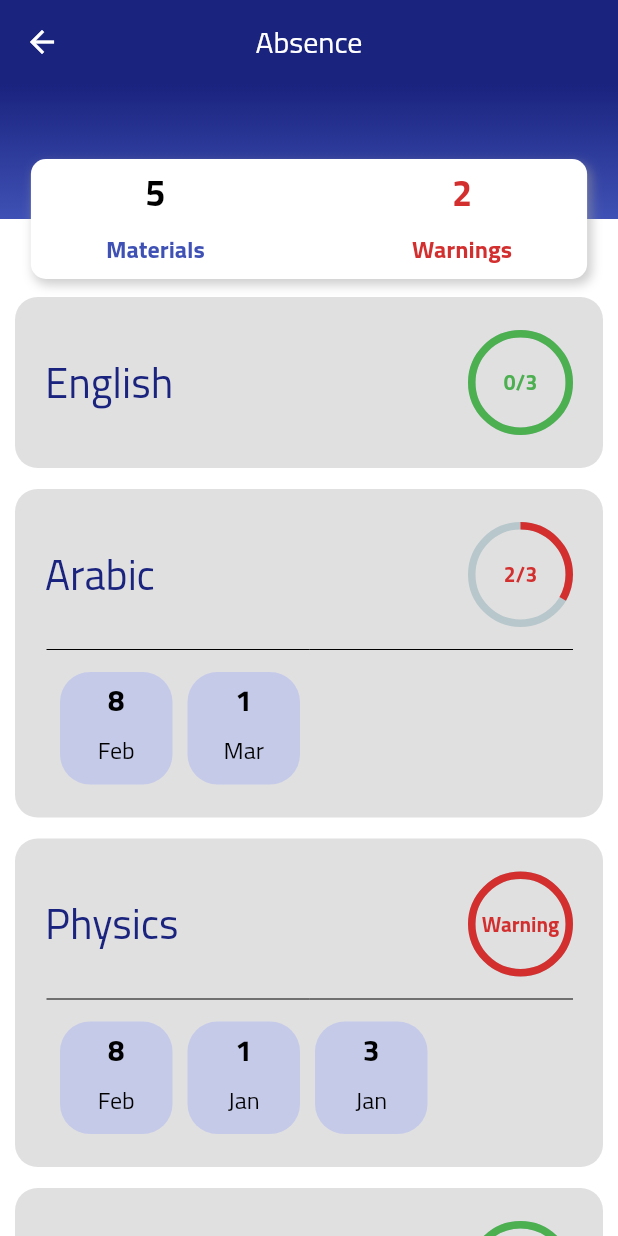
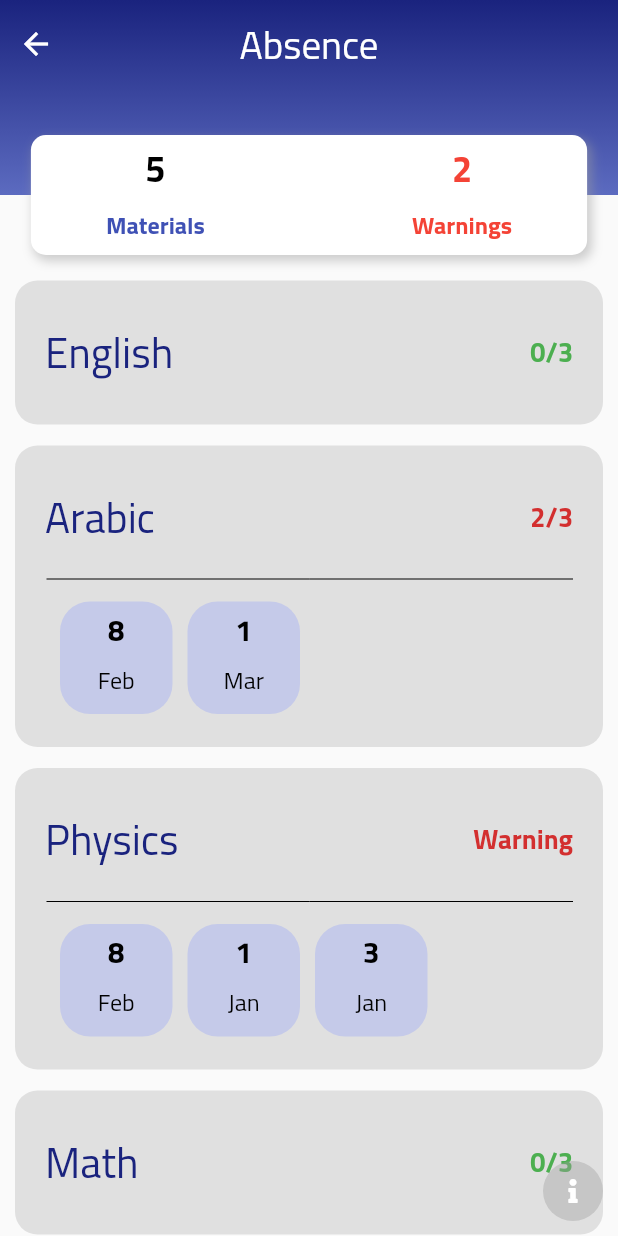
Before and after one commit to AbdrahumanFikry/centers, a Flutter app: the AbsenceScreen screen opened directly, on a phone screen of 412 x 824 dp. Run offline on Flutter 3.47's test engine with Material 2 defaults, Android fonts, the phone set to English and light mode, and no system bars; drawn by our look-alikes of percent_indicator; our stand-ins replace carousel_slider, fl_chart, flutter_screenutil, flutter_staggered_animations, font_awesome_flutter.

```diff
--- a/lib/src/student/component/absenceScreen/absenceCell.dart
+++ b/lib/src/student/component/absenceScreen/absenceCell.dart
@@ -2,7 +2,6 @@ import 'package:centers/src/models/absenceDay.dart';
 import 'package:centers/src/student/component/absenceScreen/absenceDays.dart';
 import 'package:flutter/cupertino.dart';
 import 'package:flutter/material.dart';
-import 'package:percent_indicator/circular_percent_indicator.dart';
 import 'package:provider/provider.dart';
 
 class AbsenceCell extends StatelessWidget {
@@ -40,15 +39,16 @@ class AbsenceCell extends StatelessWidget {
                 ),
               ),
               Spacer(),
-              CircularPercentIndicator(
-                animation: true,
-                animationDuration: 2,
-                radius: 70.0,
-                lineWidth: 5.0,
-                percent: cellData.daysAbsence >= 3 || cellData.daysAbsence == 0
-                    ? 1.0
-                    : 1.0 - (cellData.daysAbsence / 3),
-                center: Text(
+//              CircularPercentIndicator(
+//                animation: true,
+//                animationDuration: 2,
+//                radius: 70.0,
+//                lineWidth: 5.0,
+//                percent: cellData.daysAbsence >= 3 || cellData.daysAbsence == 0
+//                    ? 1.0
+//                    : 1.0 - (cellData.daysAbsence / 3),
+//                center:
+              Text(
                 cellData.daysAbsence > 2
                     ? 'Warning'
                     : '${cellData.daysAbsence}/3',
@@ -58,12 +58,13 @@ class AbsenceCell extends StatelessWidget {
                       : Colors.green,
                   fontFamily: 'Cairo',
                   fontWeight: FontWeight.bold,
+                  fontSize: 18.0,
                 ),
               ),
-                progressColor: cellData.daysAbsence > 1
-                    ? Theme.of(context).errorColor
-                    : Colors.green,
-              ),
+//                progressColor: cellData.daysAbsence > 1
+//                    ? Theme.of(context).errorColor
+//                    : Colors.green,
+//              ),
             ],
           ),
           cellData.absenceDays.isNotEmpty
--- a/lib/src/student/component/absenceScreen/absenceList.dart
+++ b/lib/src/student/component/absenceScreen/absenceList.dart
@@ -7,22 +7,13 @@ import 'package:provider/provider.dart';
 class AbsenceList extends StatelessWidget {
   @override
   Widget build(BuildContext context) {
-    return Container(
-      child: AnimationLimiter(
+    return AnimationLimiter(
       child: NotificationListener<OverscrollIndicatorNotification>(
         onNotification: (overScroll) {
           overScroll.disallowGlow();
           return true;
         },
-          child: ListView(
-            padding: const EdgeInsets.symmetric(
-              vertical: 5.0,
-            ),
-            children: <Widget>[
-              SizedBox(
-                height: 130,
-              ),
-              Consumer<StudentData>(
+        child: Consumer<StudentData>(
           builder: (context, data, _) => ListView.builder(
             itemCount: data.materialAbsence.length,
             shrinkWrap: true,
@@ -44,9 +35,6 @@ class AbsenceList extends StatelessWidget {
             },
           ),
         ),
-            ],
-          ),
-        ),
       ),
     );
   }
--- a/lib/src/student/component/examsScreen/examCell.dart
+++ b/lib/src/student/component/examsScreen/examCell.dart
@@ -160,7 +160,9 @@ class ExamCell extends StatelessWidget {
                         ),
                       ],
                     ),
-                    progressColor: Colors.green,
+                    progressColor: cellData.scoured / cellData.mark <= 0.6
+                        ? Colors.red
+                        : Colors.green,
                   ),
                   RaisedButton(
                     child: Text(
--- a/lib/src/student/ui/absenceScreen.dart
+++ b/lib/src/student/ui/absenceScreen.dart
@@ -1,7 +1,8 @@
-import 'package:centers/src/student/component/absenceScreen/abcenceHeader.dart';
+import 'package:centers/src/common/components/globalAppBar.dart';
 import 'package:centers/src/student/component/absenceScreen/absenceList.dart';
 import 'package:centers/src/student/providers/dataProvider.dart';
 import 'package:flutter/material.dart';
+import 'package:font_awesome_flutter/font_awesome_flutter.dart';
 import 'package:provider/provider.dart';
 
 class AbsenceScreen extends StatelessWidget {
@@ -9,35 +10,98 @@ class AbsenceScreen extends StatelessWidget {
   Widget build(BuildContext context) {
     return SafeArea(
       child: Scaffold(
-        backgroundColor: Colors.white,
-        appBar: AppBar(
-          backgroundColor: Colors.indigo[900],
-          elevation: 0.0,
-          title: Text(
-            'Absence',
+        body: Stack(
+          children: <Widget>[
+            Material(
+              child: CustomScrollView(
+                slivers: [
+                  SliverPersistentHeader(
+                    delegate: GlobalAppBar(
+                      title: 'Absence',
+                      component: Consumer<StudentData>(
+                        builder: (context, data, _) => Row(
+                          crossAxisAlignment: CrossAxisAlignment.center,
+                          children: <Widget>[
+                            Column(
+                              children: <Widget>[
+                                Text(
+                                  data.materialAbsence.length.toString(),
                                   style: TextStyle(
-              color: Colors.white,
+                                    color: Colors.black,
                                     fontFamily: 'Cairo',
+                                    fontWeight: FontWeight.bold,
+                                    fontSize: 24.0,
                                   ),
                                 ),
-          centerTitle: true,
-          leading: IconButton(
-            icon: Icon(
-              Icons.arrow_back,
-              color: Colors.white,
-            ),
-            onPressed: () {
-              Navigator.of(context).pop();
-            },
+                                Text(
+                                  'Materials',
+                                  style: TextStyle(
+                                    color: Colors.indigo,
+                                    fontFamily: 'Cairo',
+                                    fontSize: 16.0,
+                                    fontWeight: FontWeight.bold,
                                   ),
                                 ),
-        body: Stack(
+                              ],
+                            ),
+                            Spacer(),
+                            Column(
                               children: <Widget>[
+                                Text(
+                                  data.warningCount().toString(),
+                                  style: TextStyle(
+                                    color: Colors.red,
+                                    fontFamily: 'Cairo',
+                                    fontWeight: FontWeight.bold,
+                                    fontSize: 24.0,
+                                  ),
+                                ),
+                                Text(
+                                  'Warnings',
+                                  style: TextStyle(
+                                    color: Colors.red,
+                                    fontFamily: 'Cairo',
+                                    fontWeight: FontWeight.bold,
+                                    fontSize: 16.0,
+                                  ),
+                                ),
+                              ],
+                            ),
+                          ],
+                        ),
+                      ),
+                    ),
+                    pinned: true,
+                  ),
+                  SliverList(
+                    delegate: SliverChildListDelegate(
+                      [
+                        SizedBox(
+                          height: 50.0,
+                        ),
                         AbsenceList(),
-            Consumer<StudentData>(
-              builder: (context, data, _) => AbsenceHeader(
-                materials: data.materialAbsence.length,
-                warnings: data.warningCount(),
+                      ],
+                    ),
+                  ),
+                ],
+              ),
+            ),
+            Positioned(
+              bottom: 10.0,
+              right: 10.0,
+              child: GestureDetector(
+                onTap: () {
+                  //TODO ----------------------------
+                  print('Show dialog');
+                },
+                child: CircleAvatar(
+                  backgroundColor: Colors.grey[500].withOpacity(0.4),
+                  child: Icon(
+                    FontAwesomeIcons.info,
+                    color: Colors.white,
+                    size: 16.0,
+                  ),
+                ),
               ),
             ),
           ],
```
Also changed, not shown: lib/src/common/components/globalAppBar.dart (added, +130 -0 lines), lib/src/student/component/examsScreen/examsAppBar.dart (deleted, +0 -222 lines), lib/src/student/ui/examsScreen.dart (+58 -2 lines). Lines whose indentation alone changed are shown as unchanged.
